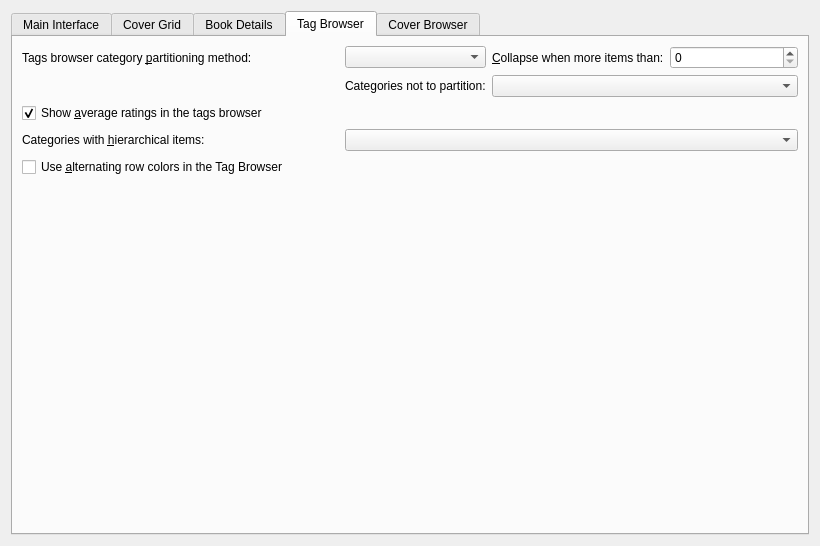
First picture: the form in src/calibre/gui2/preferences/look_feel.ui, repository kovidgoyal/calibre, before the edit.
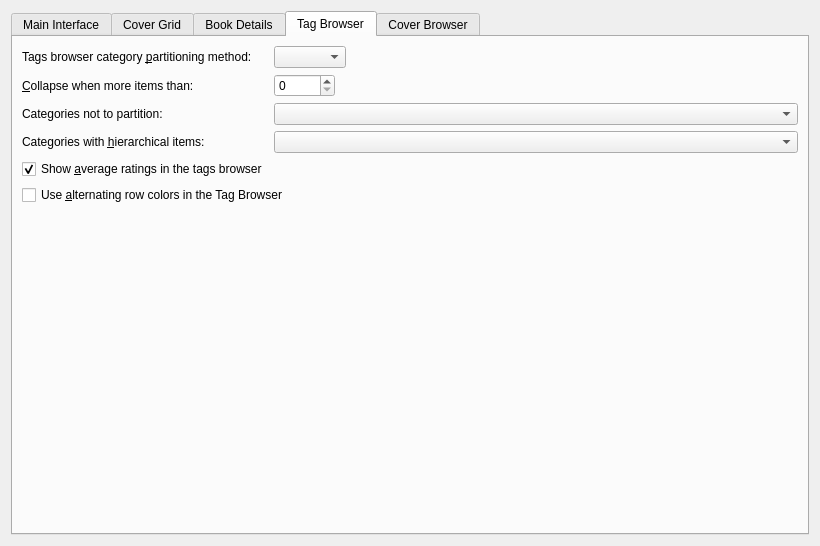
Second picture: the form after the edit. The open tabs and pages were chosen to show the change. Icons and pictures are not drawn. Custom widgets are drawn as their Qt base class.

Commit message: Nicer layout for Tag Browser panel in Preferences

```diff
--- a/src/calibre/gui2/preferences/look_feel.ui
+++ b/src/calibre/gui2/preferences/look_feel.ui
@@ -753,41 +753,11 @@
       <attribute name="title">
        <string>Tag Browser</string>
       </attribute>
-      <layout class="QGridLayout" name="gridLayout_10">
-       <item row="3" column="2" colspan="3">
-        <widget class="EditWithComplete" name="opt_categories_using_hierarchy">
-         <property name="toolTip">
-          <string>A comma-separated list of categories in which items containing
-periods are displayed in the tag browser trees. For example, if
-this box contains 'tags' then tags of the form 'Mystery.English'
-and 'Mystery.Thriller' will be displayed with English and Thriller
-both under 'Mystery'. If 'tags' is not in this box,
-then the tags will be displayed each on their own line.</string>
-         </property>
-        </widget>
-       </item>
-       <item row="0" column="0" colspan="2">
-        <widget class="QLabel" name="label_9">
-         <property name="text">
-          <string>Tags browser category &amp;partitioning method:</string>
-         </property>
-         <property name="buddy">
-          <cstring>opt_tags_browser_partition_method</cstring>
-         </property>
-        </widget>
-       </item>
-       <item row="0" column="2">
-        <widget class="QComboBox" name="opt_tags_browser_partition_method">
-         <property name="toolTip">
-          <string>Choose how tag browser subcategories are displayed when
-there are more items than the limit. Select by first
-letter to see an A, B, C list. Choose partitioned to
-have a list of fixed-sized groups. Set to disabled
-if you never want subcategories</string>
-         </property>
-        </widget>
-       </item>
-       <item row="0" column="3">
+      <layout class="QFormLayout" name="formLayout">
+       <property name="fieldGrowthPolicy">
+        <enum>QFormLayout::ExpandingFieldsGrow</enum>
+       </property>
+       <item row="2" column="0">
         <widget class="QLabel" name="label_10">
          <property name="text">
           <string>&amp;Collapse when more items than:</string>
@@ -797,7 +767,7 @@
          </property>
         </widget>
        </item>
-       <item row="0" column="4">
+       <item row="2" column="1">
         <widget class="QSpinBox" name="opt_tags_browser_collapse_at">
          <property name="toolTip">
           <string>If a Tag Browser category has more than this number of items, it is divided
@@ -808,20 +778,7 @@
          </property>
         </widget>
        </item>
-       <item row="5" column="0" colspan="5">
-        <spacer name="verticalSpacer_2">
-         <property name="orientation">
-          <enum>Qt::Vertical</enum>
-         </property>
-         <property name="sizeHint" stdset="0">
-          <size>
-           <width>690</width>
-           <height>252</height>
-          </size>
-         </property>
-        </spacer>
-       </item>
-       <item row="1" column="2">
+       <item row="3" column="0">
         <widget class="QLabel" name="label_8111">
          <property name="text">
           <string>Categories not to partition:</string>
@@ -831,8 +788,14 @@
          </property>
         </widget>
        </item>
-       <item row="1" column="3" colspan="2">
+       <item row="3" column="1">
         <widget class="EditWithComplete" name="opt_tag_browser_dont_collapse">
+         <property name="sizePolicy">
+          <sizepolicy hsizetype="Expanding" vsizetype="Fixed">
+           <horstretch>0</horstretch>
+           <verstretch>0</verstretch>
+          </sizepolicy>
+         </property>
          <property name="toolTip">
           <string>A comma-separated list of categories that are not to
 be partitioned even if the number of items is larger than
@@ -842,17 +805,7 @@
          </property>
         </widget>
        </item>
-       <item row="2" column="0" colspan="5">
-        <widget class="QCheckBox" name="opt_show_avg_rating">
-         <property name="text">
-          <string>Show &amp;average ratings in the tags browser</string>
-         </property>
-         <property name="checked">
-          <bool>true</bool>
-         </property>
-        </widget>
-       </item>
-       <item row="3" column="0">
+       <item row="5" column="0">
         <widget class="QLabel" name="label_81">
          <property name="text">
           <string>Categories with &amp;hierarchical items:</string>
@@ -862,13 +815,62 @@
          </property>
         </widget>
        </item>
-       <item row="4" column="0" colspan="5">
+       <item row="5" column="1">
+        <widget class="EditWithComplete" name="opt_categories_using_hierarchy">
+         <property name="sizePolicy">
+          <sizepolicy hsizetype="Expanding" vsizetype="Fixed">
+           <horstretch>0</horstretch>
+           <verstretch>0</verstretch>
+          </sizepolicy>
+         </property>
+         <property name="toolTip">
+          <string>A comma-separated list of categories in which items containing
+periods are displayed in the tag browser trees. For example, if
+this box contains 'tags' then tags of the form 'Mystery.English'
+and 'Mystery.Thriller' will be displayed with English and Thriller
+both under 'Mystery'. If 'tags' is not in this box,
+then the tags will be displayed each on their own line.</string>
+         </property>
+        </widget>
+       </item>
+       <item row="7" column="0" colspan="2">
         <widget class="QCheckBox" name="opt_tag_browser_old_look">
          <property name="text">
           <string>Use &amp;alternating row colors in the Tag Browser</string>
          </property>
         </widget>
        </item>
+       <item row="1" column="1">
+        <widget class="QComboBox" name="opt_tags_browser_partition_method">
+         <property name="toolTip">
+          <string>Choose how tag browser subcategories are displayed when
+there are more items than the limit. Select by first
+letter to see an A, B, C list. Choose partitioned to
+have a list of fixed-sized groups. Set to disabled
+if you never want subcategories</string>
+         </property>
+        </widget>
+       </item>
+       <item row="1" column="0">
+        <widget class="QLabel" name="label_9">
+         <property name="text">
+          <string>Tags browser category &amp;partitioning method:</string>
+         </property>
+         <property name="buddy">
+          <cstring>opt_tags_browser_partition_method</cstring>
+         </property>
+        </widget>
+       </item>
+       <item row="6" column="0">
+        <widget class="QCheckBox" name="opt_show_avg_rating">
+         <property name="text">
+          <string>Show &amp;average ratings in the tags browser</string>
+         </property>
+         <property name="checked">
+          <bool>true</bool>
+         </property>
+        </widget>
+       </item>
       </layout>
      </widget>
      <widget class="QWidget" name="tab_3">
```
